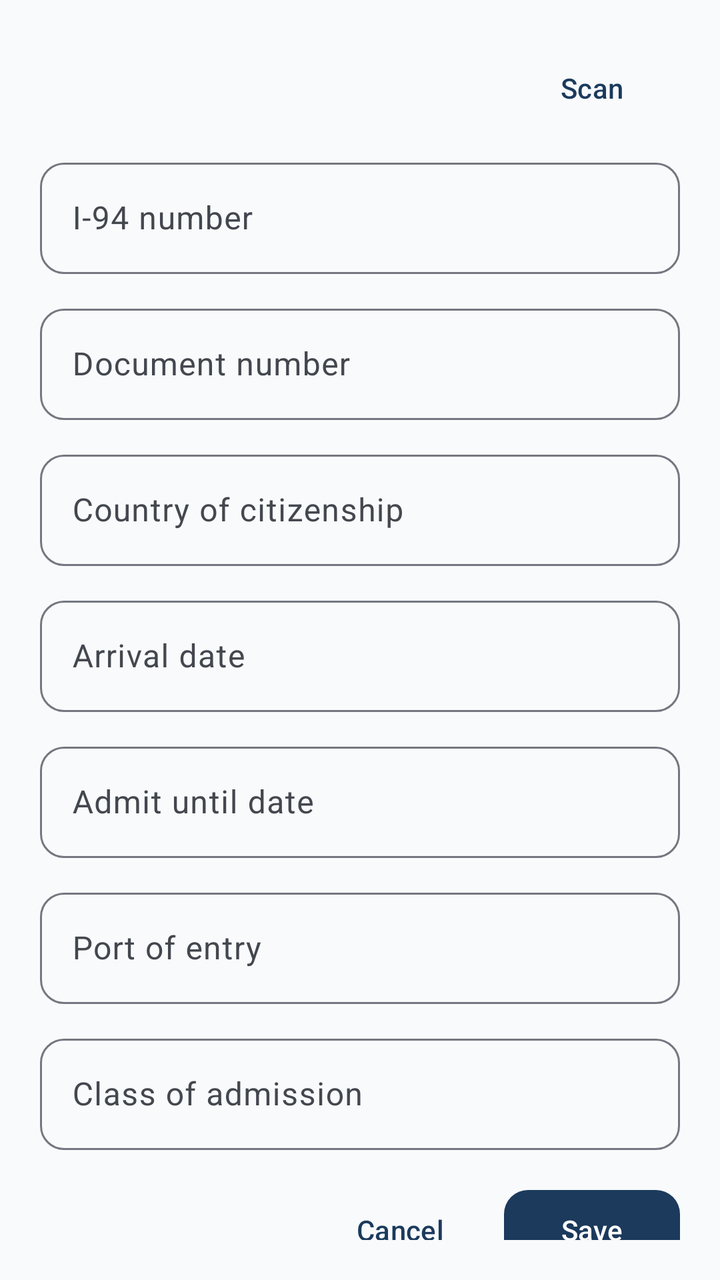
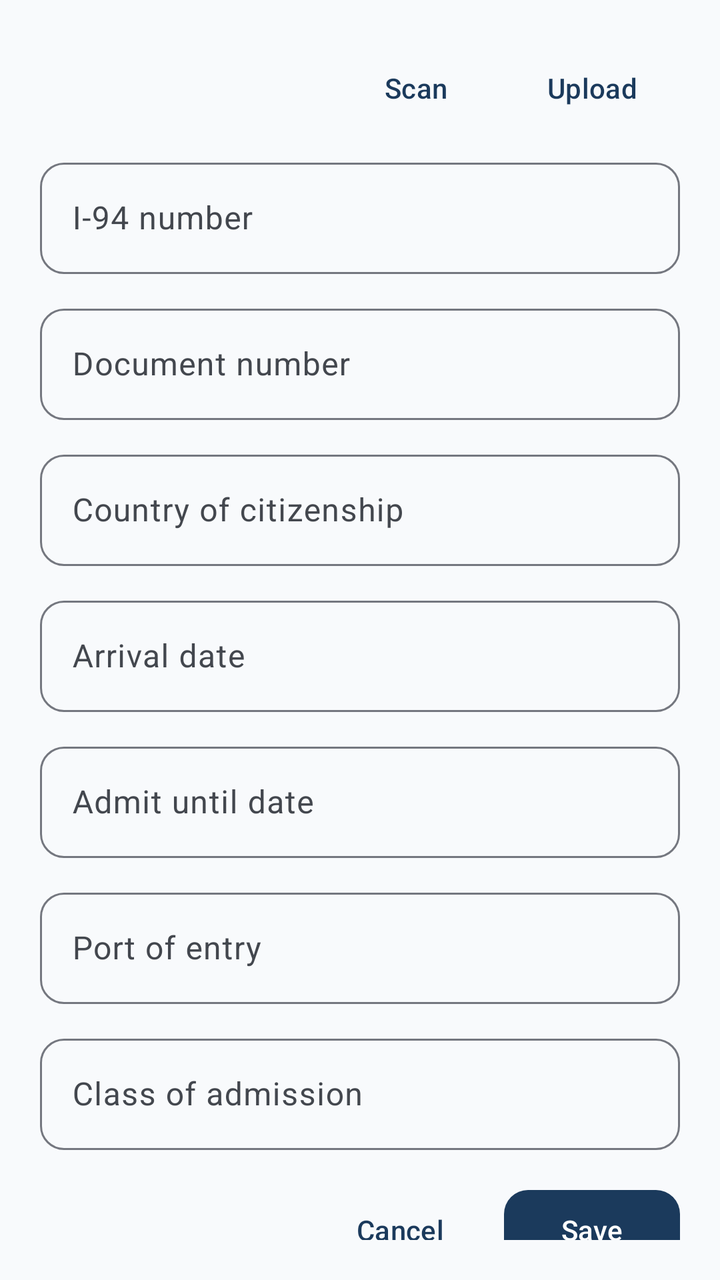

Before-and-after screenshots of an Android layout around one commit, followed by the original layout XML and the change that was made.
<!-- AndroidManifest.xml: application theme Theme.ImmigrantVault -->
<!-- res/layout/bottom_sheet_i94_form.xml -->
<?xml version="1.0" encoding="utf-8"?>
<androidx.core.widget.NestedScrollView xmlns:android="http://schemas.android.com/apk/res/android"
    android:layout_width="match_parent"
    android:layout_height="wrap_content"
    android:padding="@dimen/form_padding">

    <LinearLayout
        android:layout_width="match_parent"
        android:layout_height="wrap_content"
        android:orientation="vertical">

        <LinearLayout
            android:layout_width="match_parent"
            android:layout_height="wrap_content"
            android:gravity="center_vertical"
            android:orientation="horizontal">

            <TextView
                android:id="@+id/form_title"
                android:layout_width="0dp"
                android:layout_height="wrap_content"
                android:layout_weight="1"
                android:textAppearance="@style/TextAppearance.ImmigrantVault.FormTitle" />

            <com.google.android.material.button.MaterialButton
                android:id="@+id/btn_scan"
                style="@style/Widget.ImmigrantVault.Button.Text"
                android:layout_width="wrap_content"
                android:layout_height="wrap_content"
                android:text="@string/action_scan" />

        </LinearLayout>

        <ProgressBar
            android:id="@+id/scan_progress"
            style="?android:attr/progressBarStyleHorizontal"
            android:layout_width="match_parent"
            android:layout_height="wrap_content"
            android:layout_marginBottom="8dp"
            android:indeterminate="true"
            android:visibility="gone" />

        <com.google.android.material.textfield.TextInputLayout
            android:id="@+id/input_i94_layout"
            style="@style/Widget.ImmigrantVault.TextInputLayout"
            android:layout_width="match_parent"
            android:layout_height="wrap_content"
            android:layout_marginTop="8dp"
            android:hint="@string/label_i94_number">

            <com.google.android.material.textfield.TextInputEditText
                android:id="@+id/input_i94"
                android:layout_width="match_parent"
                android:layout_height="wrap_content" />

        </com.google.android.material.textfield.TextInputLayout>

        <com.google.android.material.textfield.TextInputLayout
            android:id="@+id/input_document_layout"
            style="@style/Widget.ImmigrantVault.TextInputLayout"
            android:layout_width="match_parent"
            android:layout_height="wrap_content"
            android:layout_marginTop="@dimen/form_field_spacing"
            android:hint="@string/label_document_number">

            <com.google.android.material.textfield.TextInputEditText
                android:id="@+id/input_document"
                android:layout_width="match_parent"
                android:layout_height="wrap_content" />

        </com.google.android.material.textfield.TextInputLayout>

        <com.google.android.material.textfield.TextInputLayout
            android:id="@+id/input_citizenship_layout"
            style="@style/Widget.ImmigrantVault.TextInputLayout"
            android:layout_width="match_parent"
            android:layout_height="wrap_content"
            android:layout_marginTop="@dimen/form_field_spacing"
            android:hint="@string/label_country_of_citizenship">

            <com.google.android.material.textfield.TextInputEditText
                android:id="@+id/input_citizenship"
                android:layout_width="match_parent"
                android:layout_height="wrap_content" />

        </com.google.android.material.textfield.TextInputLayout>

        <com.google.android.material.textfield.TextInputLayout
            android:id="@+id/input_arrival_layout"
            style="@style/Widget.ImmigrantVault.TextInputLayout"
            android:layout_width="match_parent"
            android:layout_height="wrap_content"
            android:layout_marginTop="@dimen/form_field_spacing"
            android:hint="@string/label_arrival_date">

            <com.google.android.material.textfield.TextInputEditText
                android:id="@+id/input_arrival"
                android:layout_width="match_parent"
                android:layout_height="wrap_content"
                android:focusable="false" />

        </com.google.android.material.textfield.TextInputLayout>

        <com.google.android.material.textfield.TextInputLayout
            android:id="@+id/input_admit_layout"
            style="@style/Widget.ImmigrantVault.TextInputLayout"
            android:layout_width="match_parent"
            android:layout_height="wrap_content"
            android:layout_marginTop="@dimen/form_field_spacing"
            android:hint="@string/label_admit_until">

            <com.google.android.material.textfield.TextInputEditText
                android:id="@+id/input_admit"
                android:layout_width="match_parent"
                android:layout_height="wrap_content"
                android:focusable="false" />

        </com.google.android.material.textfield.TextInputLayout>

        <com.google.android.material.textfield.TextInputLayout
            android:id="@+id/input_port_layout"
            style="@style/Widget.ImmigrantVault.TextInputLayout"
            android:layout_width="match_parent"
            android:layout_height="wrap_content"
            android:layout_marginTop="@dimen/form_field_spacing"
            android:hint="@string/label_port_of_entry">

            <com.google.android.material.textfield.TextInputEditText
                android:id="@+id/input_port"
                android:layout_width="match_parent"
                android:layout_height="wrap_content" />

        </com.google.android.material.textfield.TextInputLayout>

        <com.google.android.material.textfield.TextInputLayout
            android:id="@+id/input_class_layout"
            style="@style/Widget.ImmigrantVault.TextInputLayout"
            android:layout_width="match_parent"
            android:layout_height="wrap_content"
            android:layout_marginTop="@dimen/form_field_spacing"
            android:hint="@string/label_class_admission">

            <com.google.android.material.textfield.TextInputEditText
                android:id="@+id/input_class"
                android:layout_width="match_parent"
                android:layout_height="wrap_content" />

        </com.google.android.material.textfield.TextInputLayout>

        <LinearLayout
            android:layout_width="match_parent"
            android:layout_height="wrap_content"
            android:layout_marginTop="16dp"
            android:gravity="end"
            android:orientation="horizontal">

            <com.google.android.material.button.MaterialButton
                android:id="@+id/btn_cancel"
                style="@style/Widget.ImmigrantVault.Button.Text"
                android:layout_width="wrap_content"
                android:layout_height="wrap_content"
                android:text="@string/action_cancel" />

            <com.google.android.material.button.MaterialButton
                android:id="@+id/btn_save"
                android:layout_width="wrap_content"
                android:layout_height="wrap_content"
                android:layout_marginStart="8dp"
                android:text="@string/action_save" />

        </LinearLayout>

    </LinearLayout>

</androidx.core.widget.NestedScrollView>
<!-- resources referenced by this layout -->
<resources>
  <dimen name="form_field_spacing">12dp</dimen>
  <dimen name="form_padding">20dp</dimen>
  <string name="action_cancel">Cancel</string>
  <string name="action_save">Save</string>
  <string name="action_scan">Scan</string>
  <string name="label_admit_until">Admit until date</string>
  <string name="label_arrival_date">Arrival date</string>
  <string name="label_class_admission">Class of admission</string>
  <string name="label_country_of_citizenship">Country of citizenship</string>
  <string name="label_document_number">Document number</string>
  <string name="label_i94_number">I-94 number</string>
  <string name="label_port_of_entry">Port of entry</string>
  <style name="TextAppearance.ImmigrantVault.FormTitle" parent="TextAppearance.Material3.TitleLarge">
          <item name="android:textColor">?attr/colorOnSurface</item>
          <item name="android:letterSpacing">0</item>
      </style>
  <style name="Theme.ImmigrantVault" parent="Base.Theme.ImmigrantVault" />
  <style name="ShapeAppearance.ImmigrantVault.SmallComponent" parent="ShapeAppearance.Material3.SmallComponent">
          <item name="cornerFamily">rounded</item>
          <item name="cornerSize">@dimen/corner_small</item>
      </style>
  <dimen name="corner_small">12dp</dimen>
  <color name="md_theme_primary">#1B3A5C</color>
  <color name="md_theme_on_primary">#FFFFFF</color>
  <color name="md_theme_primary_container">#D4E3F3</color>
  <color name="md_theme_on_primary_container">#0A1F33</color>
  <color name="md_theme_secondary">#2A9D8F</color>
  <color name="md_theme_on_secondary">#FFFFFF</color>
  <color name="md_theme_secondary_container">#B8E8E0</color>
  <color name="md_theme_on_secondary_container">#0A3D36</color>
  <color name="md_theme_tertiary">#E9C46A</color>
  <color name="md_theme_on_tertiary">#3D2F00</color>
  <color name="md_theme_tertiary_container">#FFF0C2</color>
  <color name="md_theme_on_tertiary_container">#4A3800</color>
  <color name="md_theme_error">#BA1A1A</color>
  <color name="md_theme_on_error">#FFFFFF</color>
  <color name="md_theme_error_container">#FFDAD6</color>
  <color name="md_theme_on_error_container">#410002</color>
  <color name="md_theme_background">#F8FAFC</color>
  <color name="md_theme_on_background">#1A1C1E</color>
  <color name="md_theme_surface">#FFFFFF</color>
  <color name="md_theme_on_surface">#1A1C1E</color>
  <color name="md_theme_surface_variant">#E8EEF4</color>
  <color name="md_theme_on_surface_variant">#43474E</color>
  <color name="md_theme_outline">#74777F</color>
  <color name="md_theme_outline_variant">#C4C7CF</color>
  <style name="ShapeAppearance.ImmigrantVault.MediumComponent" parent="ShapeAppearance.Material3.MediumComponent">
          <item name="cornerFamily">rounded</item>
          <item name="cornerSize">@dimen/corner_medium</item>
      </style>
  <style name="ShapeAppearance.ImmigrantVault.LargeComponent" parent="ShapeAppearance.Material3.LargeComponent">
          <item name="cornerFamily">rounded</item>
          <item name="cornerSize">@dimen/corner_extra_large</item>
      </style>
  <style name="ThemeOverlay.ImmigrantVault.BottomSheetDialog" parent="ThemeOverlay.Material3.BottomSheetDialog">
          <item name="bottomSheetStyle">@style/Widget.ImmigrantVault.BottomSheet</item>
      </style>
  <style name="ThemeOverlay.ImmigrantVault.MaterialAlertDialog" parent="ThemeOverlay.Material3.MaterialAlertDialog">
          <item name="shapeAppearance">@style/ShapeAppearance.ImmigrantVault.MediumComponent</item>
          <item name="shapeAppearanceOverlay">@null</item>
      </style>
  <dimen name="corner_medium">16dp</dimen>
  <dimen name="corner_extra_large">28dp</dimen>
  <dimen name="corner_large">20dp</dimen>
  <dimen name="elevation_card">2dp</dimen>
  <!-- unchanged entries left out for length: 7 -->
</resources>

<!-- the commit's change to res/layout/bottom_sheet_i94_form.xml (unified diff, before → after) -->
@@ -28,6 +28,13 @@
                 android:layout_width="wrap_content"
                 android:layout_height="wrap_content"
                 android:text="@string/action_scan" />
+
+            <com.google.android.material.button.MaterialButton
+                android:id="@+id/btn_upload"
+                style="@style/Widget.ImmigrantVault.Button.Text"
+                android:layout_width="wrap_content"
+                android:layout_height="wrap_content"
+                android:text="@string/action_upload" />
 
         </LinearLayout>
 
<!-- resource entries referenced after the edit -->
@@ -5,6 +5,7 @@
   <string name="action_cancel">Cancel</string>
   <string name="action_save">Save</string>
   <string name="action_scan">Scan</string>
+  <string name="action_upload">Upload</string>
   <string name="label_admit_until">Admit until date</string>
   <string name="label_arrival_date">Arrival date</string>
   <string name="label_class_admission">Class of admission</string>
